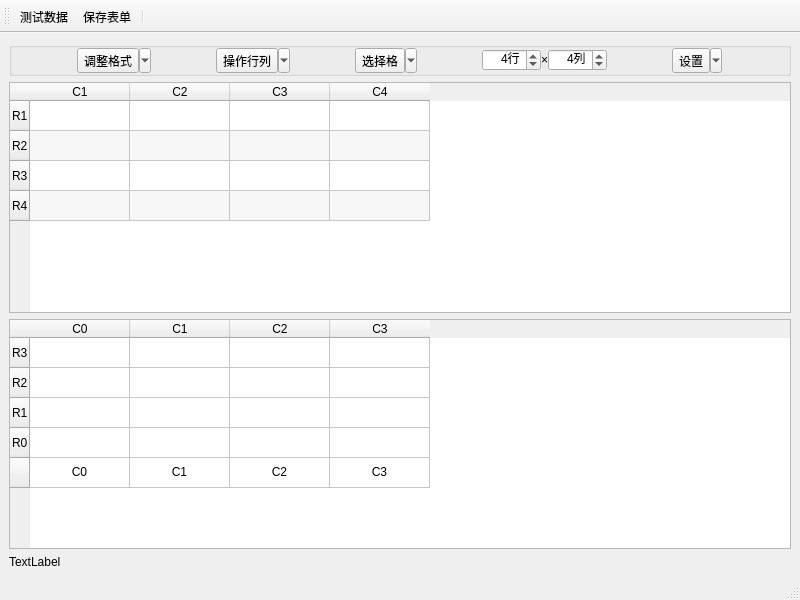
Before: the Qt Designer form _en/Computer/Operating_System/Qt_C++_Programming/Sheet/Sheet.ui in bss9395/bss9395.github.io, drawn with Qt 5.
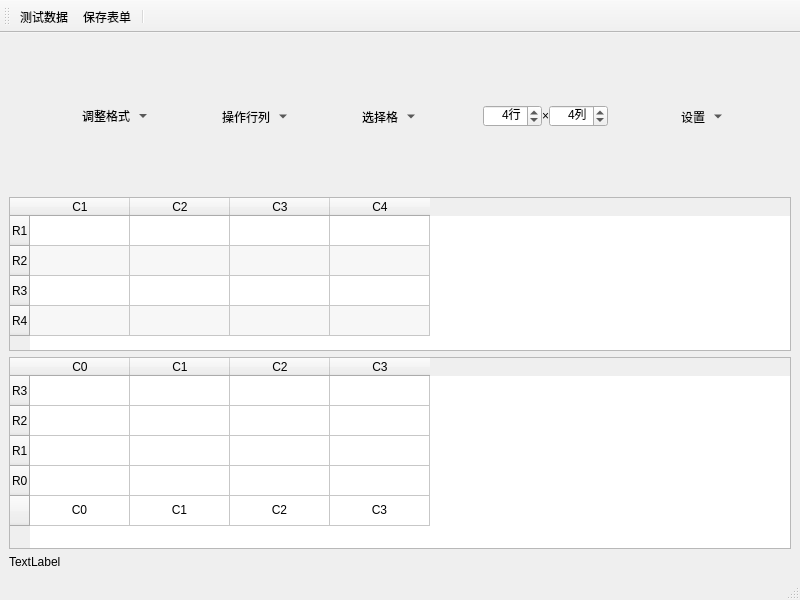
After: the same form once the commit is applied. Icons and pictures are not drawn.

The edit to the form file:
```diff
--- a/_en/Computer/Operating_System/Qt_C++_Programming/Sheet/Sheet.ui
+++ b/_en/Computer/Operating_System/Qt_C++_Programming/Sheet/Sheet.ui
@@ -18,17 +18,34 @@
     <item>
      <widget class="QGroupBox" name="GB_Tool_Bar">
       <property name="sizePolicy">
-       <sizepolicy hsizetype="Preferred" vsizetype="Preferred">
+       <sizepolicy hsizetype="Preferred" vsizetype="Expanding">
         <horstretch>0</horstretch>
-        <verstretch>0</verstretch>
+        <verstretch>1</verstretch>
        </sizepolicy>
       </property>
+      <property name="minimumSize">
+       <size>
+        <width>0</width>
+        <height>0</height>
+       </size>
+      </property>
+      <property name="maximumSize">
+       <size>
+        <width>16777215</width>
+        <height>16777215</height>
+       </size>
+      </property>
       <property name="styleSheet">
-       <string notr="true"/>
+       <string notr="true">QGroupBox {
+	border: none;
+}</string>
       </property>
       <property name="title">
        <string/>
       </property>
+      <property name="flat">
+       <bool>false</bool>
+      </property>
       <layout class="QHBoxLayout" name="horizontalLayout_4">
        <property name="spacing">
         <number>0</number>
@@ -47,6 +64,27 @@
        </property>
        <item>
         <widget class="QToolButton" name="TB_Adjust">
+         <property name="sizePolicy">
+          <sizepolicy hsizetype="Fixed" vsizetype="Expanding">
+           <horstretch>0</horstretch>
+           <verstretch>1</verstretch>
+          </sizepolicy>
+         </property>
+         <property name="minimumSize">
+          <size>
+           <width>0</width>
+           <height>0</height>
+          </size>
+         </property>
+         <property name="maximumSize">
+          <size>
+           <width>16777215</width>
+           <height>68</height>
+          </size>
+         </property>
+         <property name="styleSheet">
+          <string notr="true"/>
+         </property>
          <property name="text">
           <string>调整格式</string>
          </property>
@@ -54,6 +92,12 @@
           <iconset resource="resources.qrc">
            <normaloff>:/images/width.png</normaloff>:/images/width.png</iconset>
          </property>
+         <property name="iconSize">
+          <size>
+           <width>36</width>
+           <height>36</height>
+          </size>
+         </property>
          <property name="autoRepeatDelay">
           <number>300</number>
          </property>
@@ -66,10 +110,19 @@
          <property name="toolButtonStyle">
           <enum>Qt::ToolButtonTextUnderIcon</enum>
          </property>
+         <property name="autoRaise">
+          <bool>true</bool>
+         </property>
         </widget>
        </item>
        <item>
         <widget class="QToolButton" name="TB_Manipulate">
+         <property name="sizePolicy">
+          <sizepolicy hsizetype="Fixed" vsizetype="Expanding">
+           <horstretch>0</horstretch>
+           <verstretch>1</verstretch>
+          </sizepolicy>
+         </property>
          <property name="text">
           <string>操作行列</string>
          </property>
@@ -77,6 +130,12 @@
           <iconset resource="resources.qrc">
            <normaloff>:/images/keyboard_double_arrow_down.png</normaloff>:/images/keyboard_double_arrow_down.png</iconset>
          </property>
+         <property name="iconSize">
+          <size>
+           <width>36</width>
+           <height>36</height>
+          </size>
+         </property>
          <property name="autoRepeatDelay">
           <number>300</number>
          </property>
@@ -89,10 +148,19 @@
          <property name="toolButtonStyle">
           <enum>Qt::ToolButtonTextUnderIcon</enum>
          </property>
+         <property name="autoRaise">
+          <bool>true</bool>
+         </property>
         </widget>
        </item>
        <item>
         <widget class="QToolButton" name="TB_Select">
+         <property name="sizePolicy">
+          <sizepolicy hsizetype="Fixed" vsizetype="Expanding">
+           <horstretch>0</horstretch>
+           <verstretch>0</verstretch>
+          </sizepolicy>
+         </property>
          <property name="minimumSize">
           <size>
            <width>0</width>
@@ -112,6 +180,12 @@
           <iconset resource="resources.qrc">
            <normaloff>:/images/window.png</normaloff>:/images/window.png</iconset>
          </property>
+         <property name="iconSize">
+          <size>
+           <width>36</width>
+           <height>36</height>
+          </size>
+         </property>
          <property name="autoRepeatDelay">
           <number>300</number>
          </property>
@@ -124,6 +198,12 @@
          <property name="toolButtonStyle">
           <enum>Qt::ToolButtonTextUnderIcon</enum>
          </property>
+         <property name="autoRaise">
+          <bool>true</bool>
+         </property>
+         <property name="arrowType">
+          <enum>Qt::NoArrow</enum>
+         </property>
         </widget>
        </item>
        <item>
@@ -231,9 +311,9 @@
        <item>
         <widget class="QToolButton" name="TB_Set">
          <property name="sizePolicy">
-          <sizepolicy hsizetype="Fixed" vsizetype="Fixed">
+          <sizepolicy hsizetype="Fixed" vsizetype="Expanding">
            <horstretch>0</horstretch>
-           <verstretch>0</verstretch>
+           <verstretch>1</verstretch>
           </sizepolicy>
          </property>
          <property name="styleSheet">
@@ -246,12 +326,21 @@
           <iconset resource="resources.qrc">
            <normaloff>:/images/grid.png</normaloff>:/images/grid.png</iconset>
          </property>
+         <property name="iconSize">
+          <size>
+           <width>36</width>
+           <height>36</height>
+          </size>
+         </property>
          <property name="popupMode">
           <enum>QToolButton::MenuButtonPopup</enum>
          </property>
          <property name="toolButtonStyle">
           <enum>Qt::ToolButtonTextUnderIcon</enum>
          </property>
+         <property name="autoRaise">
+          <bool>true</bool>
+         </property>
         </widget>
        </item>
       </layout>
```
